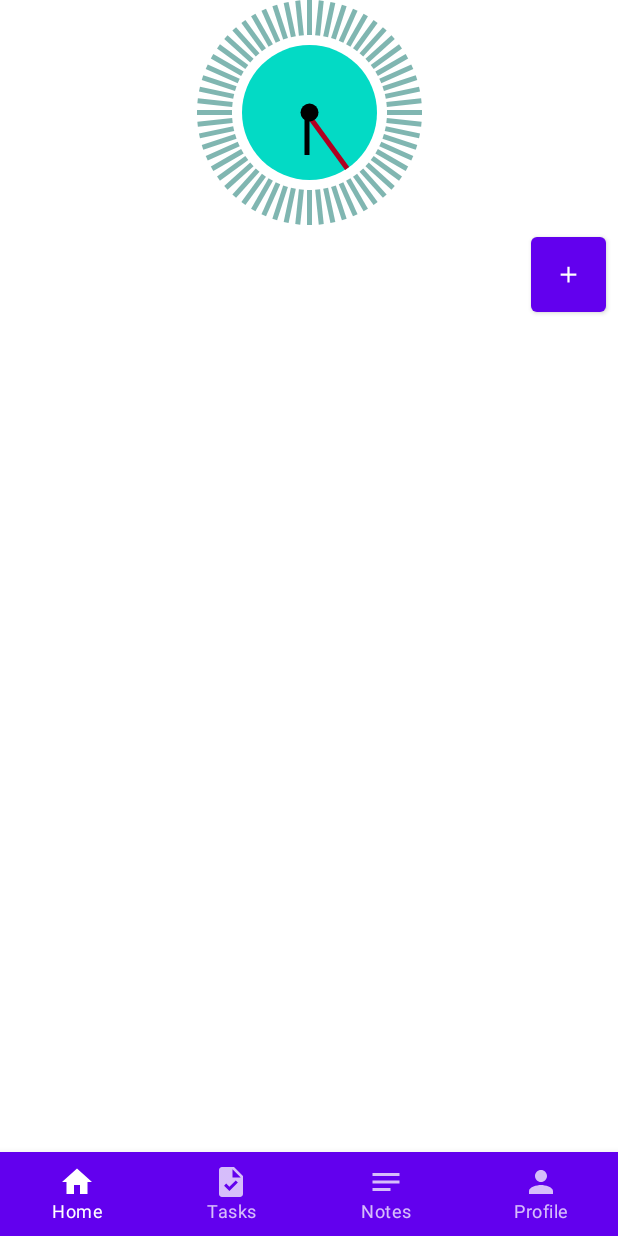
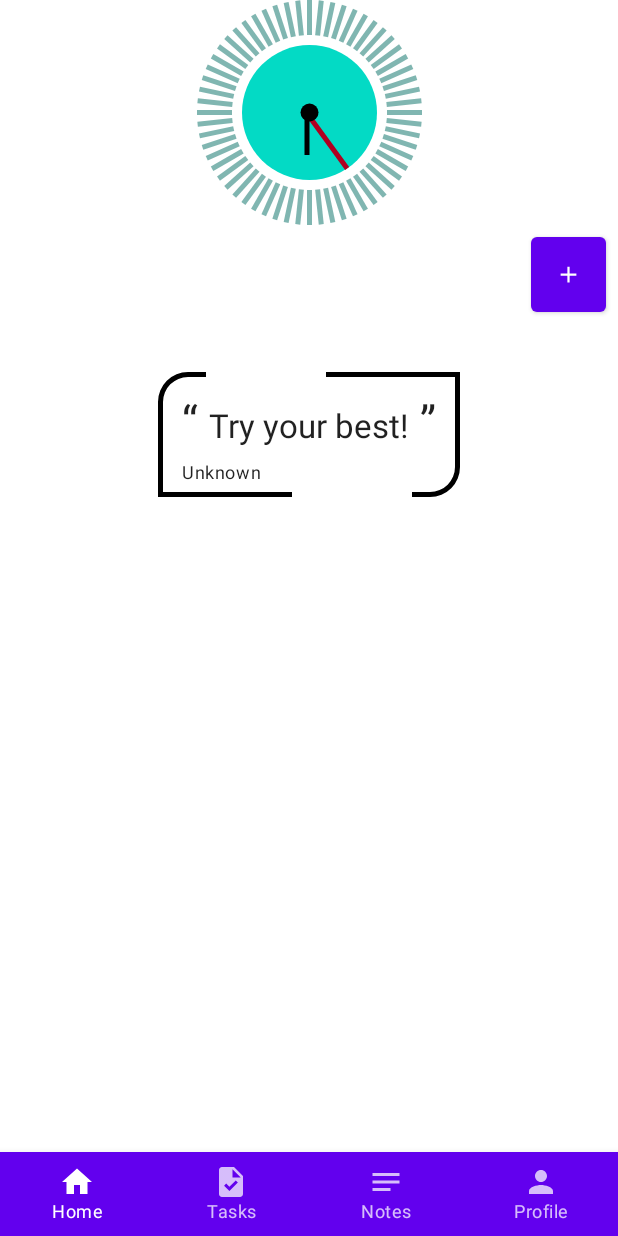
Before and after one commit to m-derakhshan/DoneV2, an Android app built with Jetpack Compose: the HomeRouteScreen screen opened through its navigation route, on a phone screen of 412 x 824 dp. Run offline under Robolectric (Android 15) with nearby library versions, the phone set to English and light mode, and no system bars; our stand-ins replace Dagger/Hilt's generated code.

Commit message:
inspiration quote added.

```diff
--- a/app/src/main/java/m/derakhshan/done/feature_home/presentation/HomeEvent.kt
+++ b/app/src/main/java/m/derakhshan/done/feature_home/presentation/HomeEvent.kt
@@ -3,5 +3,6 @@ package m.derakhshan.done.feature_home.presentation
 sealed class HomeEvent {
     object OnAddClicked : HomeEvent()
     object OnSaveNoteClicked : HomeEvent()
+    object CloseNoteField : HomeEvent()
     data class OnNoteFieldChange(val text: String) : HomeEvent()
 }
--- a/app/src/main/java/m/derakhshan/done/feature_home/presentation/HomeNavGraph.kt
+++ b/app/src/main/java/m/derakhshan/done/feature_home/presentation/HomeNavGraph.kt
@@ -7,7 +7,6 @@ import androidx.compose.material.icons.filled.Notes
 import androidx.compose.material.icons.filled.Person
 import androidx.compose.material.icons.filled.Task
 import androidx.compose.ui.graphics.vector.ImageVector
-import androidx.navigation.NavController
 import androidx.navigation.NavGraphBuilder
 import androidx.navigation.compose.composable
 import androidx.navigation.navigation
--- a/app/src/main/java/m/derakhshan/done/feature_home/presentation/HomeState.kt
+++ b/app/src/main/java/m/derakhshan/done/feature_home/presentation/HomeState.kt
@@ -2,6 +2,8 @@ package m.derakhshan.done.feature_home.presentation
 
 data class HomeState(
     val isNoteFieldVisible: Boolean = false,
+    val inspirationQuoteAuthor: String = "Unknown",
+    val inspirationQuote: String = "Try your best!",
     val noteFieldText: String = "",
     val isAddNoteAnimationPlaying: Boolean = false,
     val addNoteAnimationSpeed: Float = 1f
--- a/app/src/main/java/m/derakhshan/done/feature_home/presentation/composable/HomeScreen.kt
+++ b/app/src/main/java/m/derakhshan/done/feature_home/presentation/composable/HomeScreen.kt
@@ -1,35 +1,39 @@
 package m.derakhshan.done.feature_home.presentation.composable
 
+import androidx.activity.compose.BackHandler
 import androidx.compose.animation.*
 import androidx.compose.foundation.background
+import androidx.compose.foundation.border
 import androidx.compose.foundation.clickable
 import androidx.compose.foundation.layout.*
+import androidx.compose.foundation.shape.RoundedCornerShape
 import androidx.compose.material.*
 import androidx.compose.material.icons.Icons
 import androidx.compose.material.icons.filled.Add
-import androidx.compose.material.icons.filled.NoteAdd
-import androidx.compose.material.icons.filled.Send
-import androidx.compose.runtime.Composable
-import androidx.compose.runtime.LaunchedEffect
-import androidx.compose.runtime.getValue
-import androidx.compose.runtime.remember
+import androidx.compose.runtime.*
 import androidx.compose.ui.Alignment
 import androidx.compose.ui.Modifier
 import androidx.compose.ui.draw.shadow
 import androidx.compose.ui.focus.FocusRequester
 import androidx.compose.ui.focus.focusRequester
-import androidx.compose.ui.graphics.Color
 import androidx.compose.ui.res.stringResource
+import androidx.compose.ui.text.SpanStyle
+import androidx.compose.ui.text.buildAnnotatedString
+import androidx.compose.ui.text.withStyle
+import androidx.compose.ui.unit.ExperimentalUnitApi
+import androidx.compose.ui.unit.TextUnit
+import androidx.compose.ui.unit.TextUnitType
 import androidx.compose.ui.unit.dp
 import androidx.hilt.navigation.compose.hiltViewModel
 import androidx.navigation.NavController
 import com.airbnb.lottie.compose.*
+import m.derakhshan.done.R
 import m.derakhshan.done.feature_home.presentation.HomeEvent
 import m.derakhshan.done.feature_home.presentation.HomeViewModel
-import m.derakhshan.done.R
 import m.derakhshan.done.ui.theme.spacing
 
 
+@OptIn(ExperimentalUnitApi::class)
 @Composable
 fun HomeScreen(
     navController: NavController,
@@ -37,7 +41,9 @@ fun HomeScreen(
     paddingValues: PaddingValues
 ) {
     val focusRequest = remember { FocusRequester() }
-
+    var enableBackHandler by remember {
+        mutableStateOf(false)
+    }
     val state = viewModel.state.value
     val composition by rememberLottieComposition(LottieCompositionSpec.RawRes(R.raw.add_note_lottie))
     val progress by animateLottieCompositionAsState(
@@ -47,11 +53,20 @@ fun HomeScreen(
         restartOnPlay = false,
         clipSpec = LottieClipSpec.Frame(max = 45)
     )
+
+    BackHandler(enabled = enableBackHandler) {
+        if (state.isNoteFieldVisible)
+            viewModel.onEvent(HomeEvent.CloseNoteField).also {
+                enableBackHandler = false
+            }
+    }
+
     Box(
         modifier = Modifier
             .padding(paddingValues)
             .fillMaxSize()
     ) {
+
         Column(
             modifier = Modifier.fillMaxSize(),
             horizontalAlignment = Alignment.CenterHorizontally,
@@ -59,7 +74,10 @@ fun HomeScreen(
             AnalogClock(modifier = Modifier.size(150.dp))
 
             Button(
-                onClick = { viewModel.onEvent(HomeEvent.OnAddClicked) },
+                onClick = {
+                    viewModel.onEvent(HomeEvent.OnAddClicked)
+                    enableBackHandler = true
+                },
                 modifier = Modifier
                     .padding(MaterialTheme.spacing.small)
                     .size(50.dp)
@@ -69,6 +87,85 @@ fun HomeScreen(
                     imageVector = Icons.Default.Add,
                     contentDescription = "add note",
                 )
+            }
+
+            Box(
+                modifier = Modifier.padding(MaterialTheme.spacing.medium)
+            ) {
+
+                Box(
+                    modifier = Modifier
+                        .padding(vertical = MaterialTheme.spacing.medium)
+                        .matchParentSize()
+                        .border(
+                            3.dp,
+                            color = MaterialTheme.colors.onBackground,
+                            shape = RoundedCornerShape(topStart = 20.dp, bottomEnd = 20.dp)
+                        )
+                )
+
+
+                Box(
+                    modifier = Modifier
+                        .padding(start = MaterialTheme.spacing.large)
+                        .width(80.dp)
+                        .height(20.dp)
+                        .background(MaterialTheme.colors.background)
+                )
+
+                Box(
+                    modifier = Modifier
+                        .padding(end = MaterialTheme.spacing.large)
+                        .width(80.dp)
+                        .height(20.dp)
+                        .background(MaterialTheme.colors.background)
+                        .align(Alignment.BottomEnd)
+                )
+
+                Column(
+                    modifier = Modifier
+                        .padding(MaterialTheme.spacing.medium)
+                        .align(Alignment.Center)
+                ) {
+//                    Text(
+//                        text = "“Your future is created by what you do today not tomorrow!”",
+//                        style = MaterialTheme.typography.h5,
+//
+//                    )
+                    Text(text = buildAnnotatedString {
+                        withStyle(
+                            style = SpanStyle(
+                                fontSize = TextUnit(
+                                    value = 30f,
+                                    type = TextUnitType.Sp
+                                )
+                            )
+                        ) { append("“ ") }
+                        withStyle(
+                            style = SpanStyle(
+                                fontSize = TextUnit(
+                                    value = 22f,
+                                    type = TextUnitType.Sp
+                                )
+                            )
+                        ) {
+                            append(state.inspirationQuote)
+                        }
+                        withStyle(
+                            style = SpanStyle(
+                                fontSize = TextUnit(
+                                    value = 30f,
+                                    type = TextUnitType.Sp
+                                )
+                            )
+                        ) { append(" ”") }
+                    }, modifier = Modifier.padding(top = MaterialTheme.spacing.medium))
+                    Text(
+                        text = state.inspirationQuoteAuthor,
+                        style = MaterialTheme.typography.caption,
+                        modifier = Modifier.padding(vertical = MaterialTheme.spacing.small)
+                    )
+                }
             }
 
         }
```
Also changed, not shown: app/src/main/java/m/derakhshan/done/feature_home/presentation/HomeViewModel.kt (+7 -4 lines), app/src/main/java/m/derakhshan/done/feature_home/presentation/composable/HomeRouteScreen.kt (+6 -6 lines), app/src/main/java/m/derakhshan/done/feature_note/presentation/NoteViewModel.kt (added, +10 -0 lines), app/src/main/java/m/derakhshan/done/feature_note/presentation/composable/NoteScreen.kt (added, +10 -0 lines), app/src/main/java/m/derakhshan/done/feature_profile/presentation/ProfileViewModel.kt (added, +10 -0 lines), app/src/main/java/m/derakhshan/done/feature_profile/presentation/composable/ProfileScreen.kt (added, +10 -0 lines), app/src/main/java/m/derakhshan/done/feature_task/presentation/TaskViewModel.kt (added, +10 -0 lines), app/src/main/java/m/derakhshan/done/feature_task/presentation/composable/TaskScreen.kt (added, +10 -0 lines).
